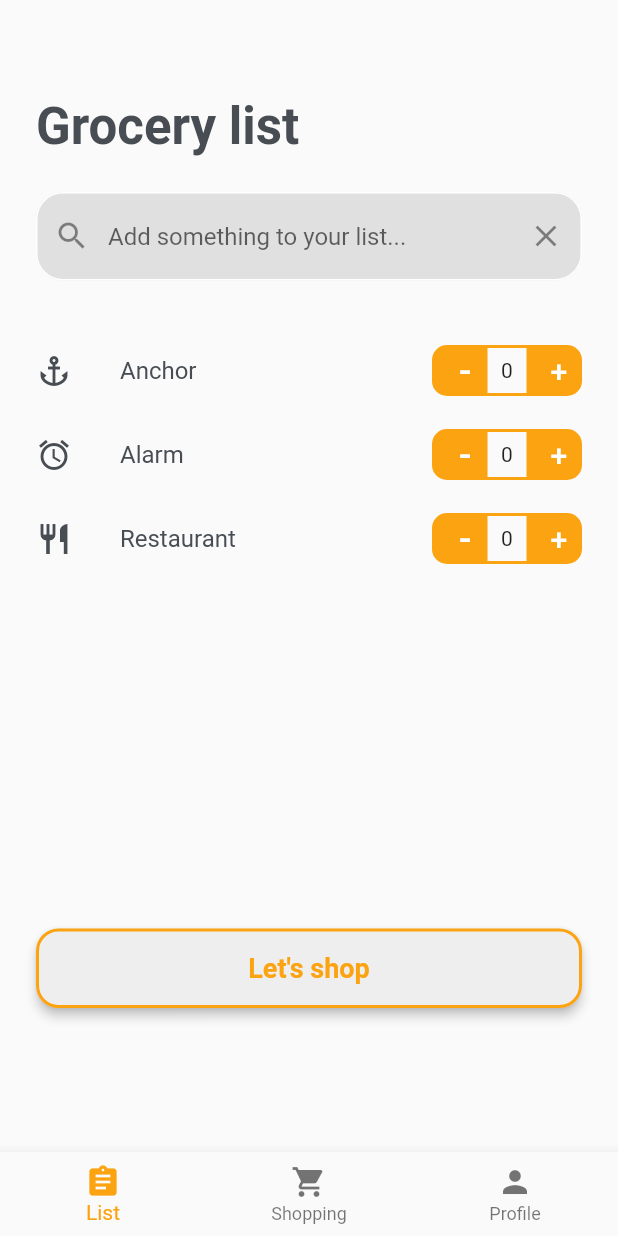
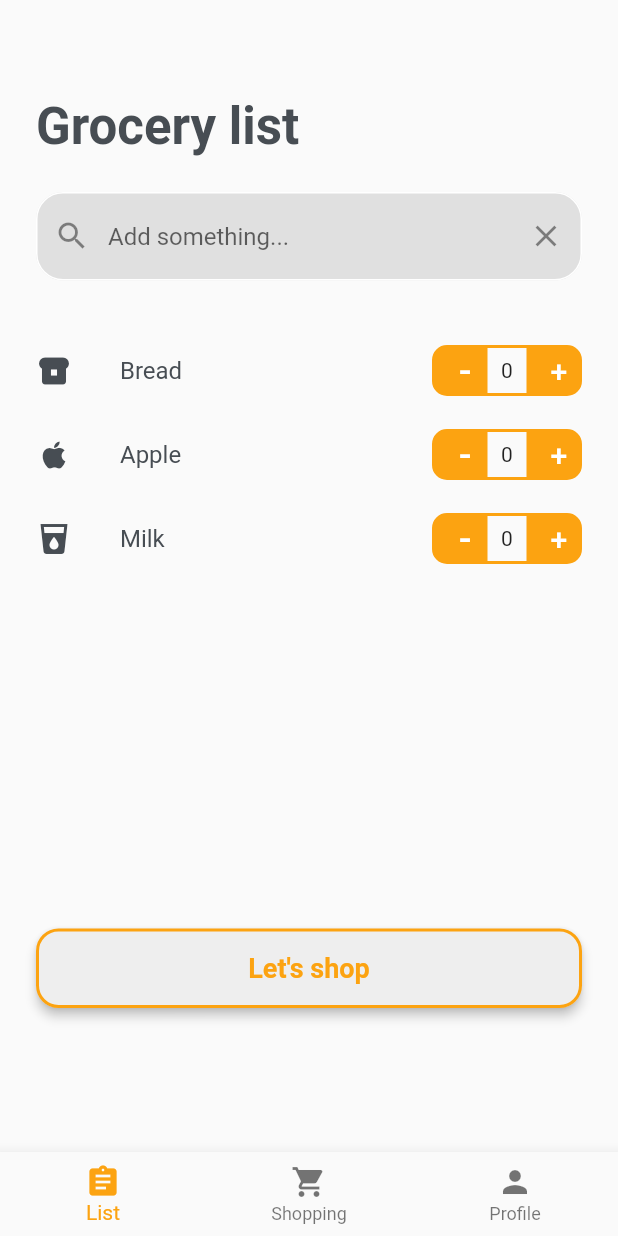
Before and after one commit to tmartin1703/shopping_map, a Flutter app: the screen it shows after launch, on a phone screen of 412 x 824 dp. Run offline on Flutter 3.47's test engine with Material 2 defaults, Android fonts, the phone set to English and light mode, and no system bars.

Commit message:
map screen icon

```diff
--- a/lib/screens/main_screen.dart
+++ b/lib/screens/main_screen.dart
@@ -47,7 +47,7 @@ class MainScreen extends StatelessWidget {
                     borderRadius: BorderRadius.circular(18.0),
                     borderSide: const BorderSide(color: Colors.white, width: 1),
                   ),
-                  hintText: 'Add something to your list...',
+                  hintText: 'Add something...',
                   prefixIcon: const Icon(Icons.search),
                   suffixIcon: GestureDetector(
                       onTap: () => searchFieldText.clear(),
@@ -62,20 +62,19 @@ class MainScreen extends StatelessWidget {
             children: const <Widget>[
               ListTile(
                 title:
-                    Text("Anchor", style: TextStyle(color: Color(0XFF474D53))),
-                leading: Icon(Icons.anchor, color: Color(0xFF474D53)),
+                    Text("Bread", style: TextStyle(color: Color(0XFF474D53))),
+                leading: Icon(Icons.breakfast_dining, color: Color(0xFF474D53)),
                 trailing: QuantityButton(),
               ),
               ListTile(
                 title:
-                    Text("Alarm", style: TextStyle(color: Color(0XFF474D53))),
-                leading: Icon(Icons.alarm, color: Color(0xFF474D53)),
+                    Text("Apple", style: TextStyle(color: Color(0XFF474D53))),
+                leading: Icon(Icons.apple, color: Color(0xFF474D53)),
                 trailing: QuantityButton(),
               ),
               ListTile(
-                title: Text("Restaurant",
-                    style: TextStyle(color: Color(0XFF474D53))),
-                leading: Icon(Icons.restaurant, color: Color(0xFF474D53)),
+                title: Text("Milk", style: TextStyle(color: Color(0XFF474D53))),
+                leading: Icon(Icons.local_drink, color: Color(0xFF474D53)),
                 trailing: QuantityButton(),
               ),
             ],
--- a/lib/screens/shopping_screen.dart
+++ b/lib/screens/shopping_screen.dart
@@ -5,6 +5,10 @@ class ShoppingScreen extends StatelessWidget {
 
   @override
   Widget build(BuildContext context) {
-    return const Text('Shopping');
+    return Center(
+        child: Icon(
+      Icons.map_outlined,
+      size: 200,
+    ));
   }
 }
```
Also changed, not shown: lib/main.dart (+3 -4 lines).
